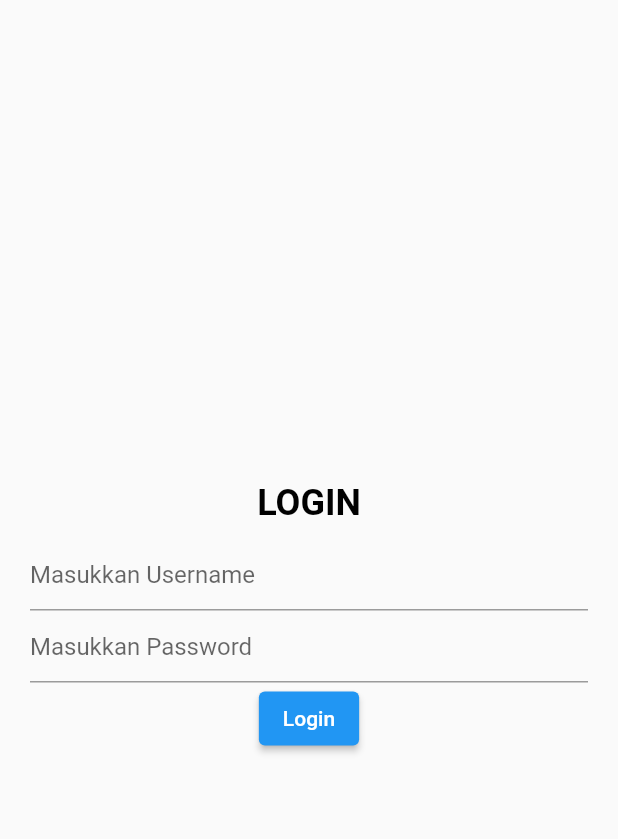
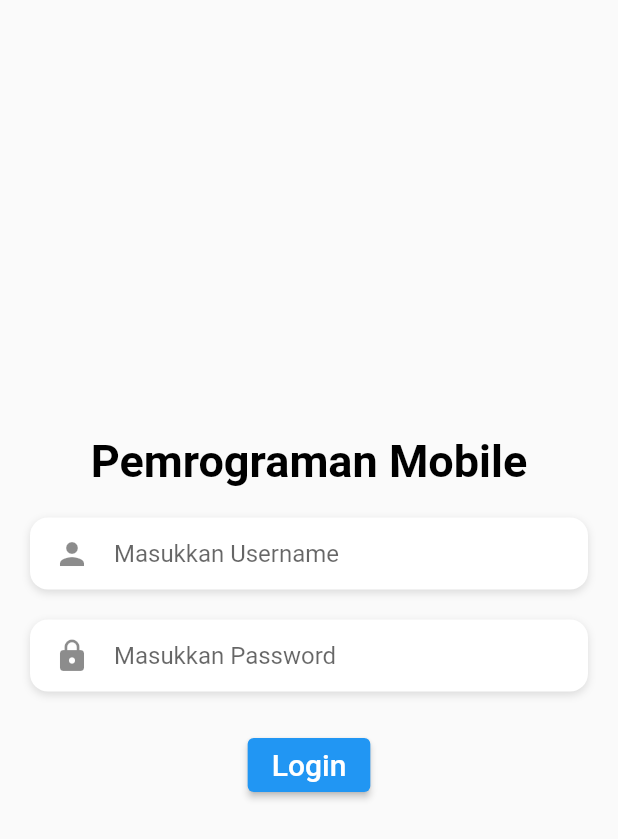
Before and after one commit to aufasyaihan/tugas-3, a Flutter app: the screen it shows after launch, on a phone screen of 412 x 824 dp. Shown: the top 839 px of the screen. Run offline on Flutter 3.47's test engine with Material 2 defaults, Android fonts, the phone set to English and light mode, and no system bars; our stand-ins replace shared_preferences.

Commit message:
tambahan dikit

```diff
--- a/lib/login_page.dart
+++ b/lib/login_page.dart
@@ -22,12 +22,54 @@ class _LoginPageState extends State<LoginPage> {
     prefs.setString('username', _usernameController.text);
   }
 
-  _showInput(namacontroller, placeholder, isPassword) {
-    return TextField(
+  _showInputUser(namacontroller, placeholder, isPassword) {
+    return Container(
+      margin: const EdgeInsets.symmetric(vertical: 10),
+      padding: const EdgeInsets.symmetric(horizontal: 16),
+      decoration: BoxDecoration(
+        borderRadius: BorderRadius.circular(12),
+        color: Colors.white,
+        boxShadow: const [
+          BoxShadow(
+            color: Colors.black12,
+            offset: Offset(0, 2),
+            blurRadius: 4,
+          ),
+        ],
+      ),
+      child: TextField(
         controller: namacontroller,
         obscureText: isPassword,
         decoration: InputDecoration(
             hintText: placeholder,
+            border: InputBorder.none,
+            icon: const Icon(Icons.person)),
+      ),
+    );
+  }
+
+  _showInputPass(namacontroller, placeholder, isPassword) {
+    return Container(
+      margin: const EdgeInsets.symmetric(vertical: 10),
+      padding: const EdgeInsets.symmetric(horizontal: 16),
+      decoration: BoxDecoration(
+        borderRadius: BorderRadius.circular(12),
+        color: Colors.white,
+        boxShadow: const [
+          BoxShadow(
+            color: Colors.black12,
+            offset: Offset(0, 2),
+            blurRadius: 4,
+          ),
+        ],
+      ),
+      child: TextField(
+        controller: namacontroller,
+        obscureText: isPassword,
+        decoration: InputDecoration(
+            hintText: placeholder,
+            border: InputBorder.none,
+            icon: const Icon(Icons.lock)),
       ),
     );
   }
@@ -61,21 +103,24 @@ class _LoginPageState extends State<LoginPage> {
         child: Column(
           mainAxisAlignment: MainAxisAlignment.center,
           children: [
-            const Text(
-              'LOGIN',
+            const Center(
+              child: Text(
+                'Pemrograman Mobile',
                 style: TextStyle(
-                fontSize: 24,
+                  fontSize: 30,
                   fontWeight: FontWeight.bold,
                   color: Colors.black, // Text color
                 ),
               ),
+            ),
             const SizedBox(height: 10),
-            _showInput(_usernameController, 'Masukkan Username', false),
-            _showInput(_passwordController, 'Masukkan Password', true),
+            _showInputUser(_usernameController, 'Masukkan Username', false),
+            _showInputPass(_passwordController, 'Masukkan Password', true),
+            const SizedBox(height: 15),
             ElevatedButton(
                 onPressed: () {
-                  if (_usernameController.text == 'admin' &&
-                      _passwordController.text == 'admin') {
+                  if (_usernameController.text == 'aufa' &&
+                      _passwordController.text == 'aufaganteng') {
                     // save username
                     _saveUsername();
                     // show alert
@@ -86,7 +131,10 @@ class _LoginPageState extends State<LoginPage> {
                         'Username atau Password anda Salah', const LoginPage());
                   }
                 },
-                child: const Text('Login'))
+                child: const Text('Login',
+                    style: TextStyle(
+                      fontSize: 20,
+                    )))
           ],
         ),
       ),
```
Also changed, not shown: lib/about_page.dart (+30 -2 lines), lib/home_page.dart (+21 -1 lines), lib/profile.dart (added, +73 -0 lines), lib/sidemenu.dart (+34 -2 lines). Lines whose indentation alone changed are shown as unchanged.
